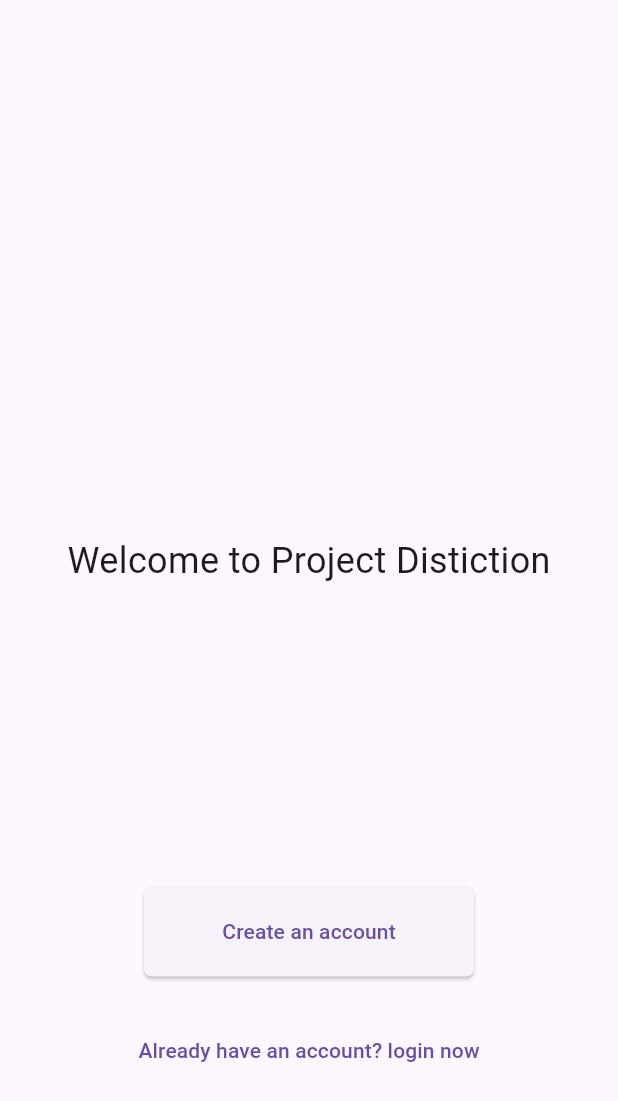
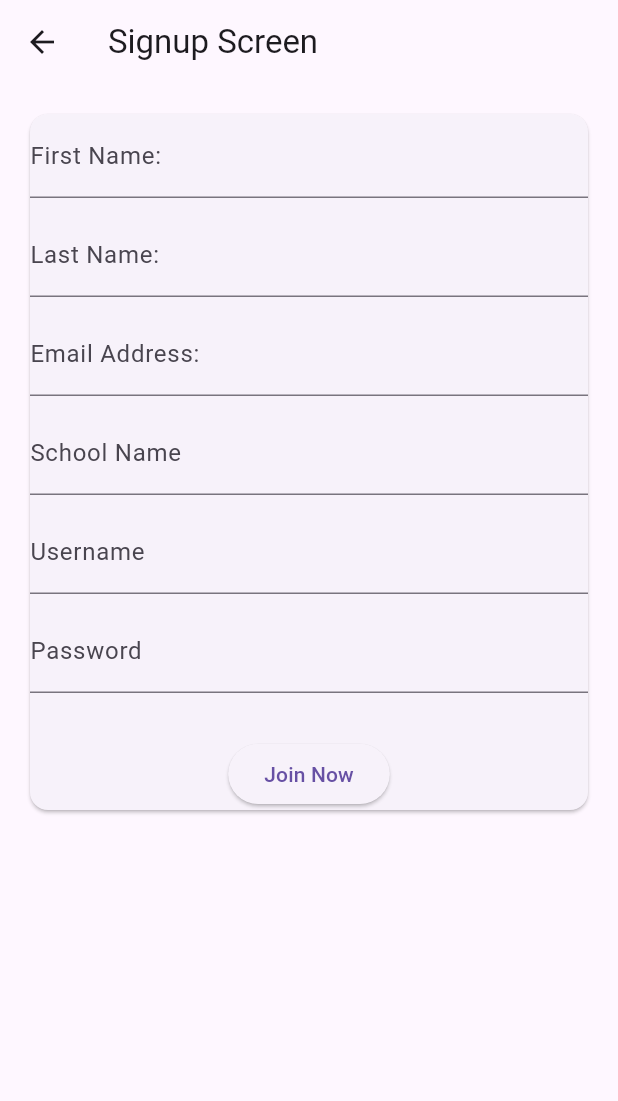
Before and after one commit to Yedidia-Bakuradze/Project-Distinction, a Flutter app: the screen it shows after launch, after a tap on "Create an account", on a phone screen of 412 x 824 dp. Shown: the top 1101 px of the screen. Run offline on Flutter 3.47's test engine with Material 3 defaults, Android fonts, the phone set to English and light mode, and no system bars.

Commit message:
Signup UI has been implemented

```diff
--- a/lib/screens/LobbyScreen.dart
+++ b/lib/screens/LobbyScreen.dart
@@ -1,4 +1,5 @@
 import 'package:flutter/material.dart';
+import 'package:project_distinction/screens/SignupScreen.dart';
 
 class LobbyScreen extends StatelessWidget {
   const LobbyScreen({super.key});
@@ -21,7 +22,10 @@ class LobbyScreen extends StatelessWidget {
 
             //---- Signup button ----
             ElevatedButton(
-              onPressed: () {},
+              onPressed: () {
+                Navigator.of(context).push(
+                    MaterialPageRoute(builder: (ctx) => const SignupScreen()));
+              },
               style: ElevatedButton.styleFrom(
                 fixedSize: const Size(220, 60),
                 shape: RoundedRectangleBorder(
--- /dev/null
+++ b/lib/screens/SignupScreen.dart
@@ -0,0 +1,74 @@
+import 'package:flutter/material.dart';
+
+class SignupScreen extends StatelessWidget {
+  const SignupScreen({super.key});
+
+  @override
+  Widget build(BuildContext context) {
+    return Scaffold(
+      appBar: AppBar(
+        title: const Text("Signup Screen"),
+      ),
+      body: SingleChildScrollView(
+        // Move SingleChildScrollView here
+        child: Center(
+          child: Column(
+            children: [
+              Card(
+                margin: const EdgeInsets.all(20),
+                child: Column(
+                  children: [
+                    const TextField(
+                      decoration: InputDecoration(labelText: "First Name:"),
+                      autocorrect: false,
+                    ),
+                    const SizedBox(
+                      height: 10,
+                    ),
+                    const TextField(
+                      decoration: InputDecoration(labelText: "Last Name:"),
+                      autocorrect: false,
+                    ),
+                    const SizedBox(
+                      height: 10,
+                    ),
+                    const TextField(
+                      decoration: InputDecoration(labelText: "Email Address:"),
+                      autocorrect: false,
+                    ),
+                    const SizedBox(
+                      height: 10,
+                    ),
+                    const TextField(
+                      decoration: InputDecoration(labelText: "School Name"),
+                      autocorrect: false,
+                    ),
+                    const SizedBox(
+                      height: 10,
+                    ),
+                    const TextField(
+                      decoration: InputDecoration(labelText: "Username"),
+                      autocorrect: false,
+                    ),
+                    const SizedBox(
+                      height: 10,
+                    ),
+                    const TextField(
+                      decoration: InputDecoration(labelText: "Password"),
+                      autocorrect: false,
+                    ),
+                    const SizedBox(
+                      height: 30,
+                    ),
+                    ElevatedButton(
+                        onPressed: () {}, child: const Text("Join Now"))
+                  ],
+                ),
+              ),
+            ],
+          ),
+        ),
+      ),
+    );
+  }
+}
```
